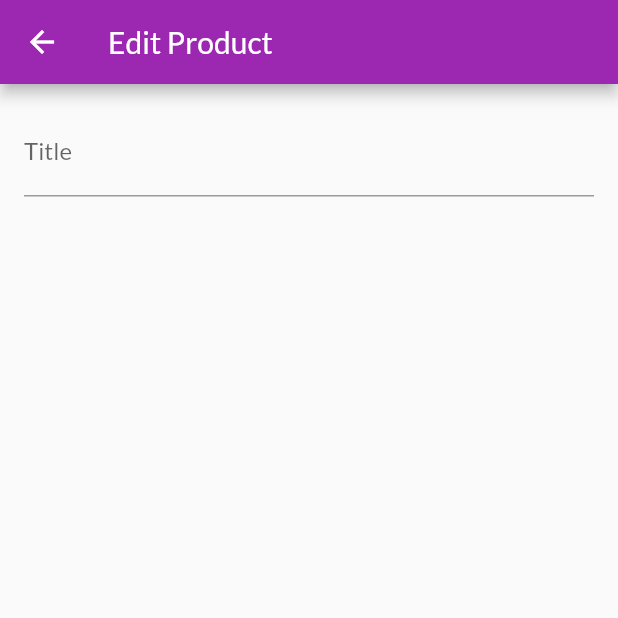
After one commit to himangshuishere/Flutter, a Flutter app: the EditProductScreen screen opened by its route, on a phone screen of 412 x 824 dp, the top half of it. The commit adds this screen. Run offline on Flutter 3.47's test engine with Material 2 defaults, Android fonts, the phone set to English and light mode, and no system bars; statements that could not run were skipped.

Commit message:
Refactors Done!
Added edit product functionality in the app.

Users can now add products.

```diff
--- a/shop_app/lib/main.dart
+++ b/shop_app/lib/main.dart
@@ -4,10 +4,12 @@ import 'package:provider/provider.dart';
 import 'package:shop_app/providers/cart.dart';
 import 'package:shop_app/providers/orders.dart';
 import 'package:shop_app/screens/cart_screen.dart';
+import 'package:shop_app/screens/edit_product_screen.dart';
 import 'package:shop_app/screens/orders_screen.dart';
 import 'package:shop_app/screens/product_detail_screen.dart';
 import 'package:shop_app/screens/products_overview_screen.dart';
 import 'package:shop_app/providers/products_provider.dart';
+import 'package:shop_app/screens/user_products_screen.dart';
 
 void main() {
   runApp(const MyApp());
@@ -37,6 +39,8 @@ class MyApp extends StatelessWidget {
           ProductDetailScreen.routeName: (context) => ProductDetailScreen(),
           CartScreen.routeName: (context) => CartScreen(),
           OrdersScreen.routeName: (context) => OrdersScreen(),
+          UserProductScreen.routeName: (context) => UserProductScreen(),
+          EditProductScreen.routeName: (context) => EditProductScreen(),
         },
         debugShowCheckedModeBanner: false,
       ),
--- /dev/null
+++ b/shop_app/lib/screens/edit_product_screen.dart
@@ -0,0 +1,30 @@
+import 'package:flutter/material.dart';
+
+class EditProductScreen extends StatefulWidget {
+  static const routeName = '/edit-product';
+
+  @override
+  State<EditProductScreen> createState() => _EditProductScreenState();
+}
+
+class _EditProductScreenState extends State<EditProductScreen> {
+  @override
+  Widget build(BuildContext context) {
+    return Scaffold(
+      appBar: AppBar(
+        title: Text('Edit Product'),
+      ),
+      body: Padding(
+        padding: const EdgeInsets.all(16.0),
+        child: Form(
+          child: ListView(children: [
+            TextFormField(
+              decoration: InputDecoration(labelText: 'Title'),
+              textInputAction: TextInputAction.next,
+            ),
+          ]),
+        ),
+      ),
+    );
+  }
+}
--- a/shop_app/lib/widgets/app_drawer.dart
+++ b/shop_app/lib/widgets/app_drawer.dart
@@ -1,5 +1,6 @@
 import 'package:flutter/material.dart';
 import 'package:shop_app/screens/orders_screen.dart';
+import 'package:shop_app/screens/user_products_screen.dart';
 
 class AppDrawer extends StatelessWidget {
   const AppDrawer({Key? key}) : super(key: key);
@@ -30,6 +31,15 @@ class AppDrawer extends StatelessWidget {
                   .pushReplacementNamed(OrdersScreen.routeName);
             },
           ),
+          Divider(),
+          ListTile(
+            leading: Icon(Icons.edit),
+            title: Text('Manage Products'),
+            onTap: () {
+              Navigator.of(context)
+                  .pushReplacementNamed(UserProductScreen.routeName);
+            },
+          ),
         ],
       ),
     );
```
Also changed, not shown: shop_app/lib/screens/user_products_screen.dart (added, +45 -0 lines), shop_app/lib/widgets/cart_item.dart (+30 -0 lines), shop_app/lib/widgets/user_product_item.dart (added, +35 -0 lines).
